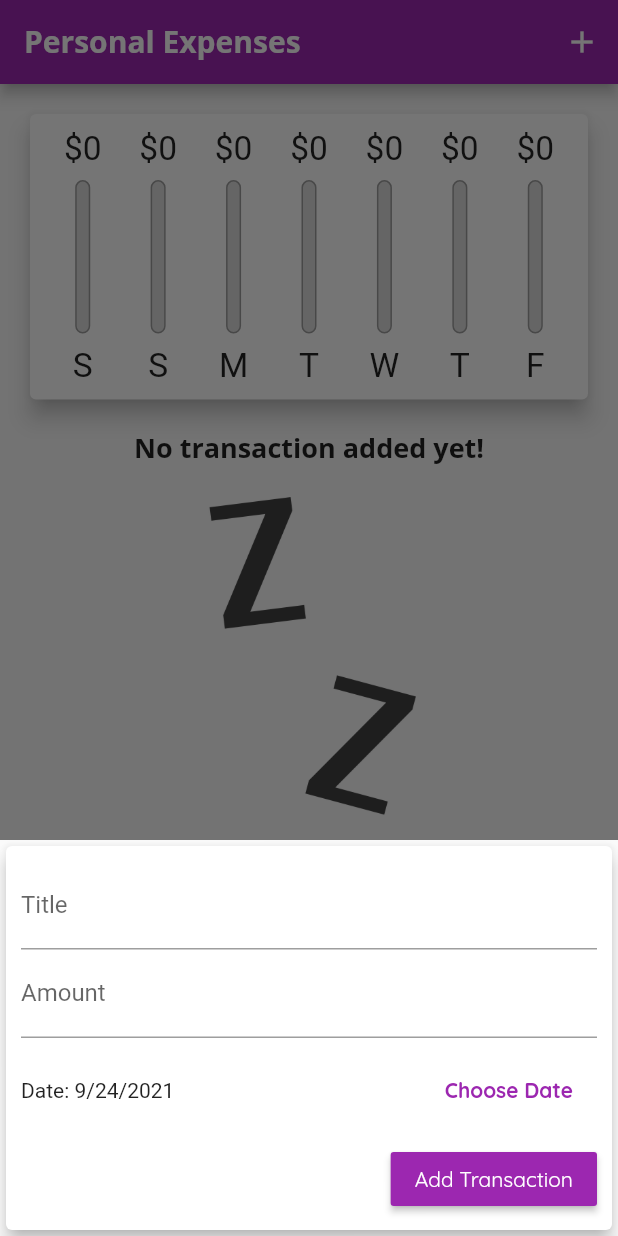
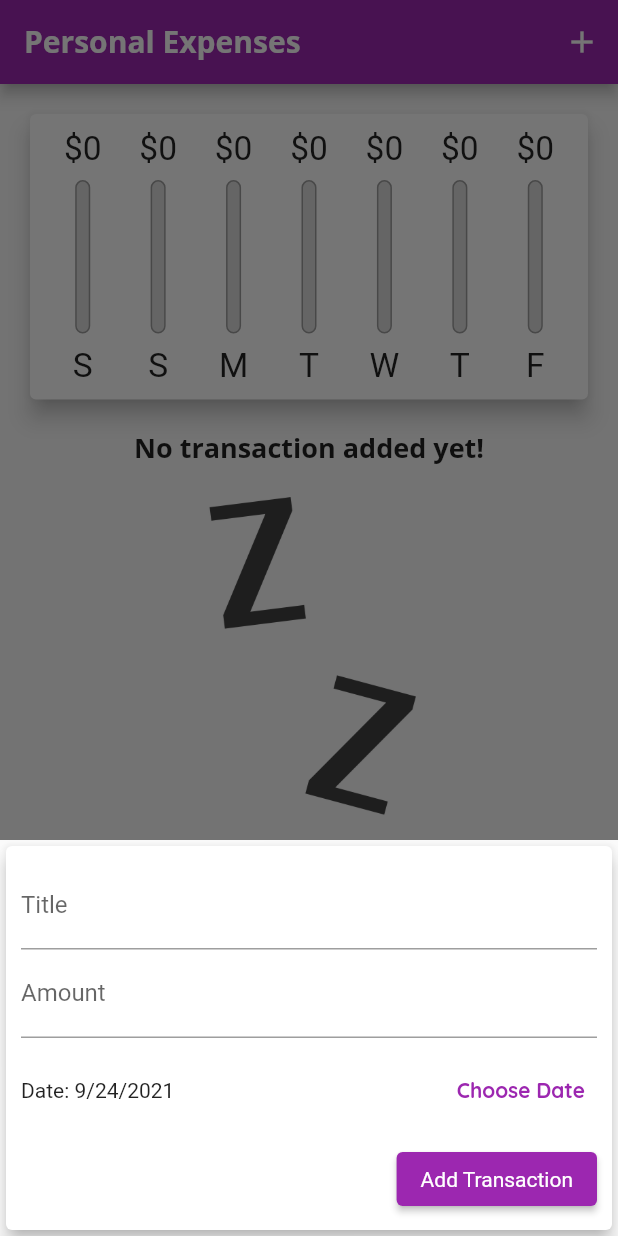
Before and after one commit to Manan1707/Expense-flutter, a Flutter app: the screen it shows after launch, after a tap on the "add" icon, on a phone screen of 412 x 824 dp. Run offline on Flutter 3.47's test engine with Material 2 defaults, Android fonts, the phone set to English and light mode, and no system bars.

Commit message:
Update the code with some newly widgets

```diff
--- a/lib/main.dart
+++ b/lib/main.dart
@@ -14,29 +14,30 @@ void main() {
   //   DeviceOrientation.portraitUp,
   //   DeviceOrientation.portraitDown,
   // ]);
-  runApp(MyApp());
+  runApp(const MyApp());
 }
 
 class MyApp extends StatelessWidget {
+  const MyApp({Key? key}) : super(key: key);
   @override
   Widget build(BuildContext context) {
     return MaterialApp(
       title: 'Personal Expenses',
-      home: MyHomePage(),
+      home: const MyHomePage(),
       debugShowCheckedModeBanner: false,
       theme: ThemeData(
         primarySwatch: Colors.purple,
-        accentColor: Colors.amber,
+        secondaryHeaderColor: Colors.amber,
         fontFamily: "Quicksand",
         textTheme: ThemeData.light().textTheme.copyWith(
-              headline6: TextStyle(
+              headline6: const TextStyle(
                 fontFamily: "OpenSans",
                 fontWeight: FontWeight.bold,
                 fontSize: 18,
               ),
-              button: TextStyle(color: Colors.white),
+              button: const TextStyle(color: Colors.white),
             ),
-        appBarTheme: AppBarTheme(
+        appBarTheme: const AppBarTheme(
           titleTextStyle: TextStyle(
             fontFamily: "OpenSans",
             fontSize: 20,
@@ -49,6 +50,7 @@ class MyApp extends StatelessWidget {
 }
 
 class MyHomePage extends StatefulWidget {
+  const MyHomePage({Key? key}) : super(key: key);
   // late String titleInput;
   // late String amountInput;
 
@@ -63,7 +65,7 @@ class _MyHomePageState extends State<MyHomePage> {
     return _userTransactions.where((tx) {
       return tx.date.isAfter(
         DateTime.now().subtract(
-          Duration(days: 7),
+          const Duration(days: 7),
         ),
       );
     }).toList();
@@ -111,13 +113,13 @@ class _MyHomePageState extends State<MyHomePage> {
     final mediaQuery = MediaQuery.of(context);
     final isLandScape = mediaQuery.orientation == Orientation.landscape;
     final appBar = AppBar(
-      title: Text(
+      title: const Text(
         'Personal Expenses',
       ),
       actions: <Widget>[
         IconButton(
           onPressed: () => _startAddNewTransaction(context),
-          icon: Icon(Icons.add),
+          icon: const Icon(Icons.add),
         )
       ],
     );
@@ -144,7 +146,7 @@ class _MyHomePageState extends State<MyHomePage> {
                     style: Theme.of(context).textTheme.headline6,
                   ),
                   Switch.adaptive(
-                    activeColor: Theme.of(context).accentColor,
+                    activeColor: Theme.of(context).secondaryHeaderColor,
                     value: _showChart,
                     onChanged: (value) {
                       setState(() {
@@ -190,7 +192,7 @@ class _MyHomePageState extends State<MyHomePage> {
       floatingActionButton: Platform.isIOS
           ? Container()
           : FloatingActionButton(
-              child: Icon(Icons.add),
+              child: const Icon(Icons.add),
               onPressed: () => _startAddNewTransaction(context),
             ),
     );
--- a/lib/widgets/adaptive_flat_button.dart
+++ b/lib/widgets/adaptive_flat_button.dart
@@ -15,16 +15,19 @@ class AdaptiveFlatButton extends StatelessWidget {
         ? CupertinoButton(
             child: Text(
               text,
-              style: TextStyle(fontWeight: FontWeight.bold),
+              style: const TextStyle(fontWeight: FontWeight.bold),
             ),
             onPressed: handler,
           )
-        : FlatButton(
-            textColor: Theme.of(context).primaryColor,
+        : TextButton(
+            // textColor: Theme.of(context).primaryColor,
             onPressed: handler,
             child: Text(
               text,
-              style: TextStyle(fontWeight: FontWeight.bold),
+              style: TextStyle(
+                fontWeight: FontWeight.bold,
+                color: Theme.of(context).primaryColor,
+              ),
             ),
           );
   }
--- a/lib/widgets/chart.dart
+++ b/lib/widgets/chart.dart
@@ -6,8 +6,10 @@ import '../models/transaction.dart';
 
 class Chart extends StatelessWidget {
   final List<Transaction> recentTransactions;
-
-  Chart(this.recentTransactions);
+  // ignore: use_key_in_widget_constructors
+  const Chart(
+    this.recentTransactions,
+  );
 
   List<Map<String, Object>> get groupedTransactionValues {
     return List.generate(
@@ -45,9 +47,9 @@ class Chart extends StatelessWidget {
   Widget build(BuildContext context) {
     return Card(
       elevation: 6,
-      margin: EdgeInsets.all(20),
+      margin: const EdgeInsets.all(20),
       child: Padding(
-        padding: EdgeInsets.all(10),
+        padding: const EdgeInsets.all(10),
         child: Row(
           mainAxisAlignment: MainAxisAlignment.spaceAround,
           children: groupedTransactionValues.map((data) {
--- a/lib/widgets/chart_bar.dart
+++ b/lib/widgets/chart_bar.dart
@@ -34,7 +34,7 @@ class ChartBar extends StatelessWidget {
                         color: Colors.grey,
                         width: 1.0,
                       ),
-                      color: Color.fromRGBO(220, 220, 220, 1),
+                      color: const Color.fromRGBO(220, 220, 220, 1),
                       borderRadius: BorderRadius.circular(10),
                     ),
                   ),
--- a/lib/widgets/new_transaction.dart
+++ b/lib/widgets/new_transaction.dart
@@ -1,5 +1,3 @@
-import 'dart:io';
-
 import '../widgets/adaptive_flat_button.dart';
 
 import 'package:flutter/cupertino.dart';
@@ -18,9 +16,7 @@ class NewTransaction extends StatefulWidget {
 class _NewTransactionState extends State<NewTransaction> {
   final titleController = TextEditingController();
   final amountController = TextEditingController();
-  // DateTime _selectedDate = DateTime.now();
   DateTime _selectedDate = DateTime.now();
-  DateTime? _select;
 
   void _submitData() {
     if (amountController.text.isEmpty) {
@@ -30,7 +26,7 @@ class _NewTransactionState extends State<NewTransaction> {
     final enteredTitle = titleController.text;
     final enteredAmount = double.parse(amountController.text);
 
-    if (enteredTitle.isEmpty || enteredAmount <= 0 || _selectedDate == null) {
+    if (enteredTitle.isEmpty || enteredAmount <= 0) {
       return;
     }
 
@@ -75,7 +71,7 @@ class _NewTransactionState extends State<NewTransaction> {
             crossAxisAlignment: CrossAxisAlignment.end,
             children: <Widget>[
               TextField(
-                decoration: InputDecoration(labelText: "Title"),
+                decoration: const InputDecoration(labelText: "Title"),
                 // onChanged: (val) {
                 //   titleInput = val;
                 // },
@@ -83,7 +79,7 @@ class _NewTransactionState extends State<NewTransaction> {
                 onSubmitted: (_) => _submitData(),
               ),
               TextField(
-                decoration: InputDecoration(labelText: "Amount"),
+                decoration: const InputDecoration(labelText: "Amount"),
                 // onChanged: (val) => amountInput = val,
                 controller: amountController,
                 keyboardType: TextInputType.number,
@@ -95,21 +91,23 @@ class _NewTransactionState extends State<NewTransaction> {
                   children: <Widget>[
                     Expanded(
                       child: Text(
-                        _selectedDate == null
-                            ? "No date Choosen!"
-                            : "Date: ${DateFormat.yMd().format(_selectedDate)}",
+                        "Date: ${DateFormat.yMd().format(_selectedDate)}",
                       ),
                     ),
                     AdaptiveFlatButton("Choose Date", _presentDatePicker),
                   ],
                 ),
               ),
-              RaisedButton(
+              ElevatedButton(
                 onPressed: _submitData,
-                child: Text("Add Transaction"),
-                color: Theme.of(context).primaryColor,
-                textColor:
-                    Colors.white, //Theme.of(context).textTheme.button.color,
+                child: const Text("Add Transaction"),
+                // color: Theme.of(context).primaryColor,
+                // textColor:
+                //     Colors.white, //Theme.of(context).textTheme.button.color,
+                style: ElevatedButton.styleFrom(
+                  primary: Theme.of(context).primaryColor,
+                  textStyle: const TextStyle(color: Colors.white),
+                ),
               )
             ],
           ),
--- a/lib/widgets/transaction_list.dart
+++ b/lib/widgets/transaction_list.dart
@@ -19,7 +19,7 @@ class TransactionList extends StatelessWidget {
                   "No transaction added yet!",
                   style: Theme.of(context).textTheme.headline6,
                 ),
-                SizedBox(
+                const SizedBox(
                   height: 20,
                 ),
                 Container(
@@ -82,7 +82,7 @@ class TransactionList extends StatelessWidget {
               // );
               return Card(
                 elevation: 5,
-                margin: EdgeInsets.symmetric(
+                margin: const EdgeInsets.symmetric(
                   vertical: 8,
                   horizontal: 5,
                 ),
@@ -90,7 +90,7 @@ class TransactionList extends StatelessWidget {
                   leading: CircleAvatar(
                     radius: 30,
                     child: Padding(
-                      padding: EdgeInsets.all(6),
+                      padding: const EdgeInsets.all(6),
                       child: FittedBox(
                         child: Text("\$${transactions[index].amount}"),
                       ),
@@ -104,14 +104,17 @@ class TransactionList extends StatelessWidget {
                     DateFormat.yMMMd().format(transactions[index].date),
                   ),
                   trailing: MediaQuery.of(context).size.width > 460
-                      ? FlatButton.icon(
-                          icon: Icon(Icons.delete),
-                          label: Text("Delete"),
-                          textColor: Theme.of(context).errorColor,
+                      ? TextButton.icon(
+                          icon: const Icon(Icons.delete),
+                          label: const Text("Delete"),
+                          // textColor: Theme.of(context).errorColor,
+                          style: TextButton.styleFrom(
+                            primary: Theme.of(context).errorColor,
+                          ),
                           onPressed: () => deleteTx(transactions[index].id),
                         )
                       : IconButton(
-                          icon: Icon(Icons.delete),
+                          icon: const Icon(Icons.delete),
                           onPressed: () => deleteTx(transactions[index].id),
                           color: Theme.of(context).errorColor,
                         ),
```
